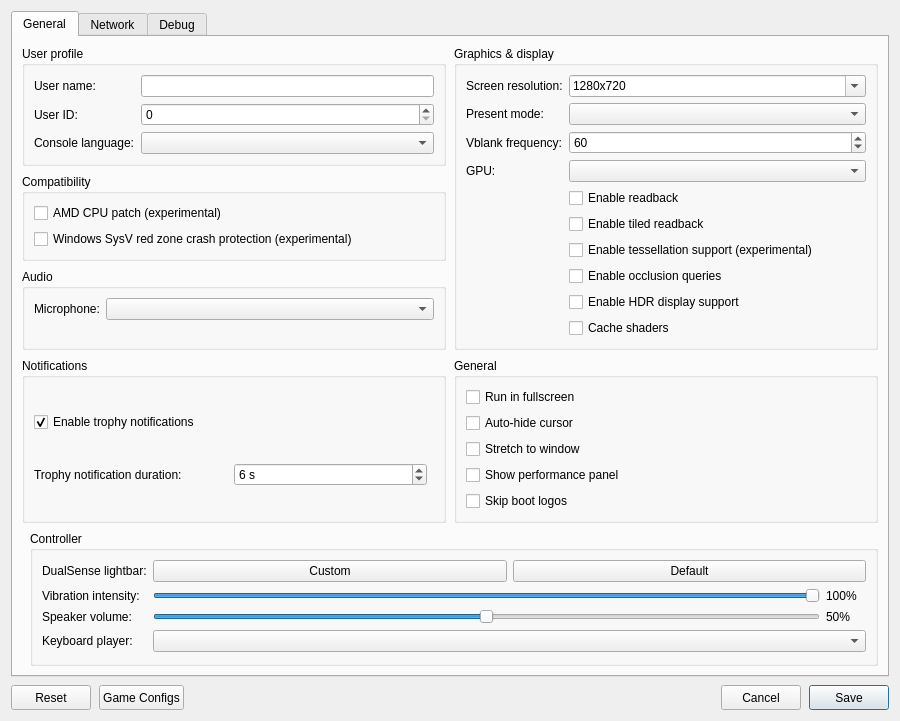
Before: the Qt Designer form src/launcher/forms/configuration_edit_dialog.ui in carbonimax/KytyPS5, drawn with Qt 5.
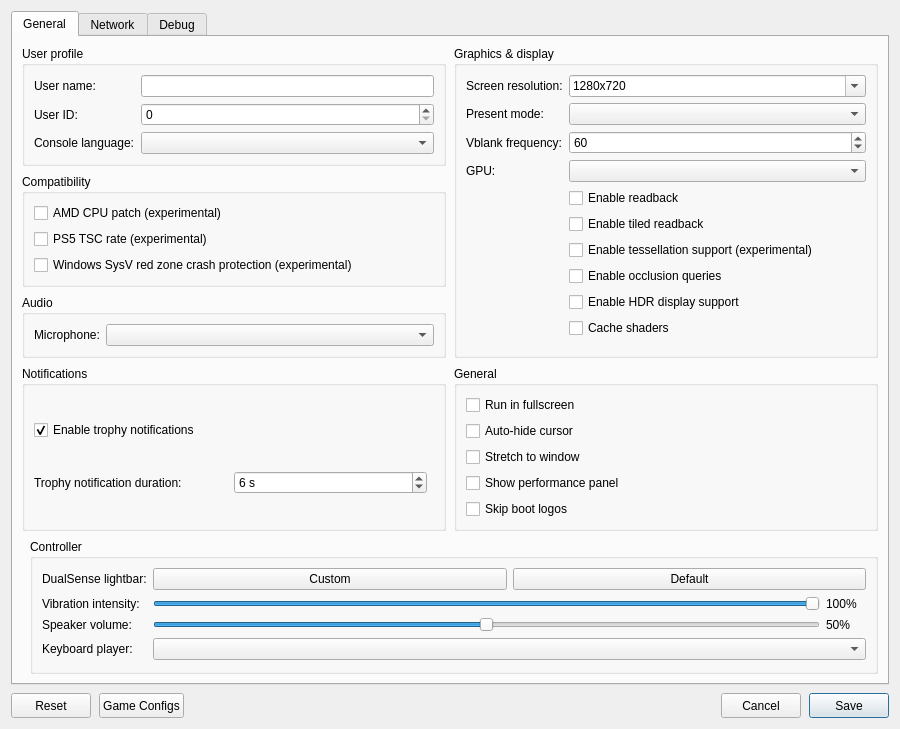
After: the same form once the commit is applied. Custom widgets are drawn as their Qt base class.

Commit message: kernel: add --guest-tsc to run the guest TSC at the PS5's 1.6 GHz

```diff
--- a/src/launcher/forms/configuration_edit_dialog.ui
+++ b/src/launcher/forms/configuration_edit_dialog.ui
@@ -299,6 +299,12 @@
               <property name="text"><string>AMD CPU patch (experimental)</string></property>
              </widget>
             </item>
+            <item>
+             <widget class="QCheckBox" name="checkBox_guest_tsc">
+              <property name="toolTip"><string>Run the CPU time stamp counter (TSC) at the PS5's 1.6 GHz instead of the host rate. Fixes games that run too fast.</string></property>
+              <property name="text"><string>PS5 TSC rate (experimental)</string></property>
+             </widget>
+            </item>
             <item>
              <widget class="QCheckBox" name="checkBox_red_zone_protection">
               <property name="toolTip"><string>Helps prevent crashes in some games on Windows</string></property>
```
The commit also changes 13 other files.
